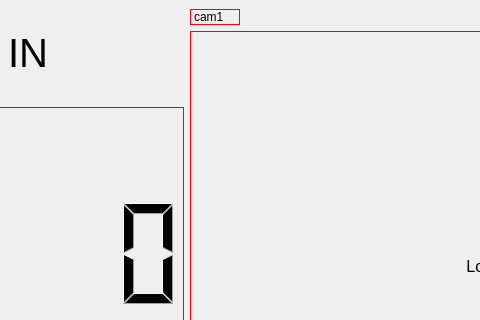
The window that ui/prototype.ui (Aumie/inoutDetect) describes before a commit, drawn with Qt 5; both pictures show x 137 to 617 and y 0 to 320 of the 1276 by 810 pixel window.
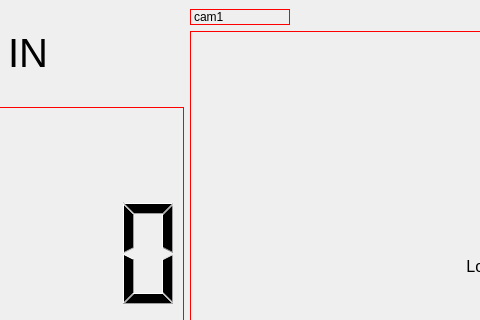
The same window after the commit.

Commit message: dynamic camera's name

What changed in the file:
```diff
--- a/ui/prototype.ui
+++ b/ui/prototype.ui
@@ -69,8 +69,8 @@
         </property>
         <property name="maximumSize">
          <size>
-          <width>50</width>
-          <height>50</height>
+          <width>100</width>
+          <height>200</height>
          </size>
         </property>
         <property name="font">
```
The commit also changes 1 other file.
